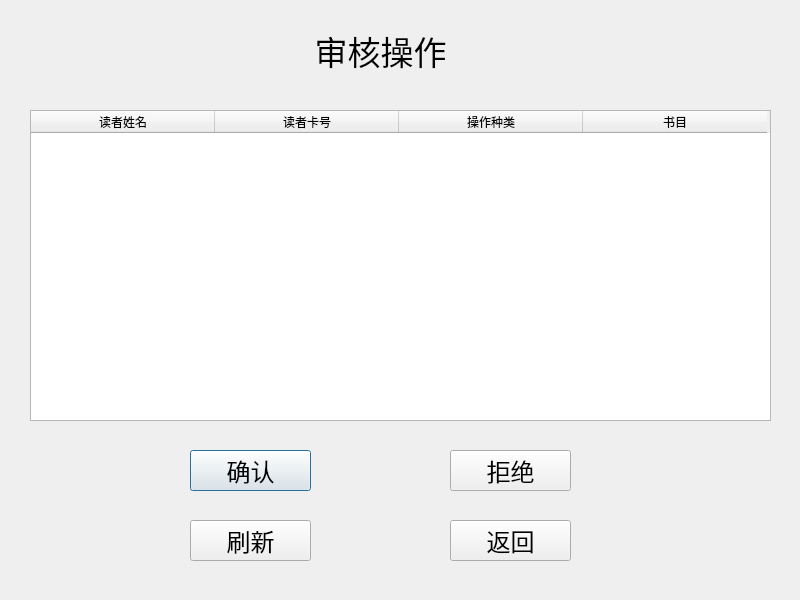
Before: the Qt Designer form Library_Administrator_System/confirm.ui in renzibei/TGLibrary, drawn with Qt 5.
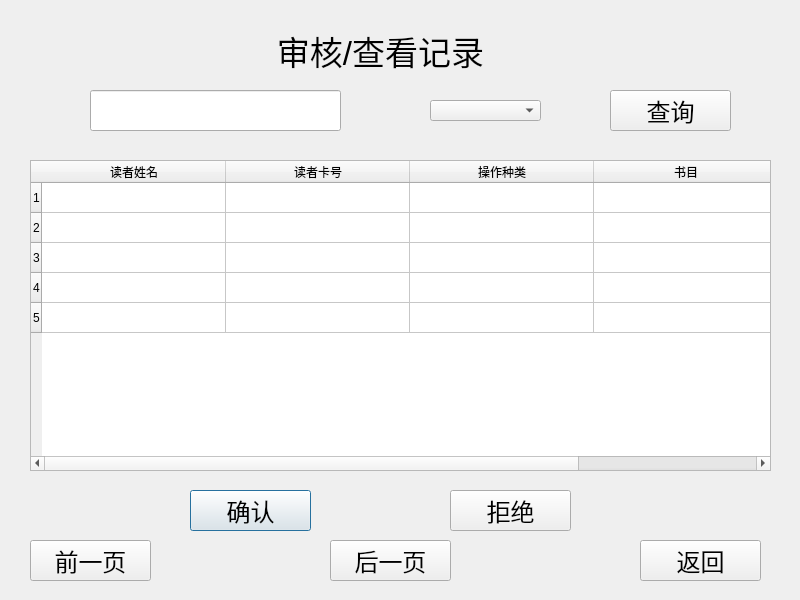
After: the same form once the commit is applied. Icons and pictures are not drawn.

The edit to the form file:
```diff
--- a/Library_Administrator_System/confirm.ui
+++ b/Library_Administrator_System/confirm.ui
@@ -20,9 +20,9 @@
   <widget class="QLabel" name="label">
    <property name="geometry">
     <rect>
-     <x>280</x>
+     <x>240</x>
      <y>20</y>
-     <width>201</width>
+     <width>281</width>
      <height>61</height>
     </rect>
    </property>
@@ -32,7 +32,7 @@
     </font>
    </property>
    <property name="text">
-    <string>审核操作</string>
+    <string>审核/查看记录</string>
    </property>
    <property name="alignment">
     <set>Qt::AlignCenter</set>
@@ -42,14 +42,22 @@
    <property name="geometry">
     <rect>
      <x>30</x>
-     <y>110</y>
+     <y>160</y>
      <width>741</width>
      <height>311</height>
     </rect>
    </property>
+   <property name="rowCount">
+    <number>5</number>
+   </property>
    <attribute name="horizontalHeaderDefaultSectionSize">
     <number>184</number>
    </attribute>
+   <row/>
+   <row/>
+   <row/>
+   <row/>
+   <row/>
    <column>
     <property name="text">
      <string>读者姓名</string>
@@ -75,7 +83,7 @@
    <property name="geometry">
     <rect>
      <x>190</x>
-     <y>450</y>
+     <y>490</y>
      <width>121</width>
      <height>41</height>
     </rect>
@@ -93,7 +101,7 @@
    <property name="geometry">
     <rect>
      <x>450</x>
-     <y>450</y>
+     <y>490</y>
      <width>121</width>
      <height>41</height>
     </rect>
@@ -110,8 +118,8 @@
   <widget class="QPushButton" name="pushButton_3">
    <property name="geometry">
     <rect>
-     <x>190</x>
-     <y>520</y>
+     <x>330</x>
+     <y>540</y>
      <width>121</width>
      <height>41</height>
     </rect>
@@ -122,14 +130,14 @@
     </font>
    </property>
    <property name="text">
-    <string>刷新</string>
+    <string>后一页</string>
    </property>
   </widget>
   <widget class="QPushButton" name="Confirm_Return_bt">
    <property name="geometry">
     <rect>
-     <x>450</x>
-     <y>520</y>
+     <x>640</x>
+     <y>540</y>
      <width>121</width>
      <height>41</height>
     </rect>
@@ -143,6 +151,62 @@
     <string>返回</string>
    </property>
   </widget>
+  <widget class="QLineEdit" name="lineEdit">
+   <property name="geometry">
+    <rect>
+     <x>90</x>
+     <y>90</y>
+     <width>251</width>
+     <height>41</height>
+    </rect>
+   </property>
+  </widget>
+  <widget class="QComboBox" name="comboBox">
+   <property name="geometry">
+    <rect>
+     <x>430</x>
+     <y>100</y>
+     <width>111</width>
+     <height>21</height>
+    </rect>
+   </property>
+  </widget>
+  <widget class="QPushButton" name="pushButton_4">
+   <property name="geometry">
+    <rect>
+     <x>610</x>
+     <y>90</y>
+     <width>121</width>
+     <height>41</height>
+    </rect>
+   </property>
+   <property name="font">
+    <font>
+     <pointsize>18</pointsize>
+    </font>
+   </property>
+   <property name="text">
+    <string>查询</string>
+   </property>
+  </widget>
+  <widget class="QPushButton" name="pushButton_5">
+   <property name="geometry">
+    <rect>
+     <x>30</x>
+     <y>540</y>
+     <width>121</width>
+     <height>41</height>
+    </rect>
+   </property>
+   <property name="font">
+    <font>
+     <pointsize>18</pointsize>
+    </font>
+   </property>
+   <property name="text">
+    <string>前一页</string>
+   </property>
+  </widget>
  </widget>
  <resources>
   <include location="vectorpng.qrc"/>
```
